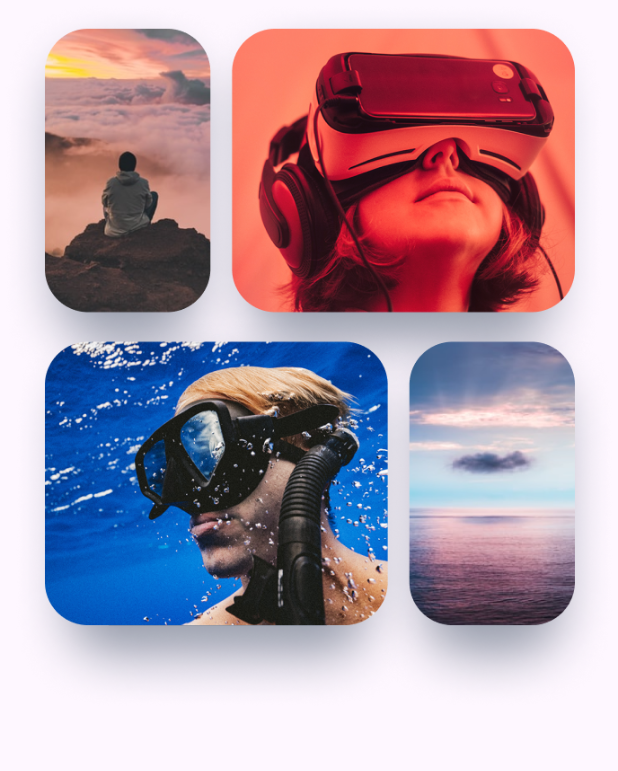
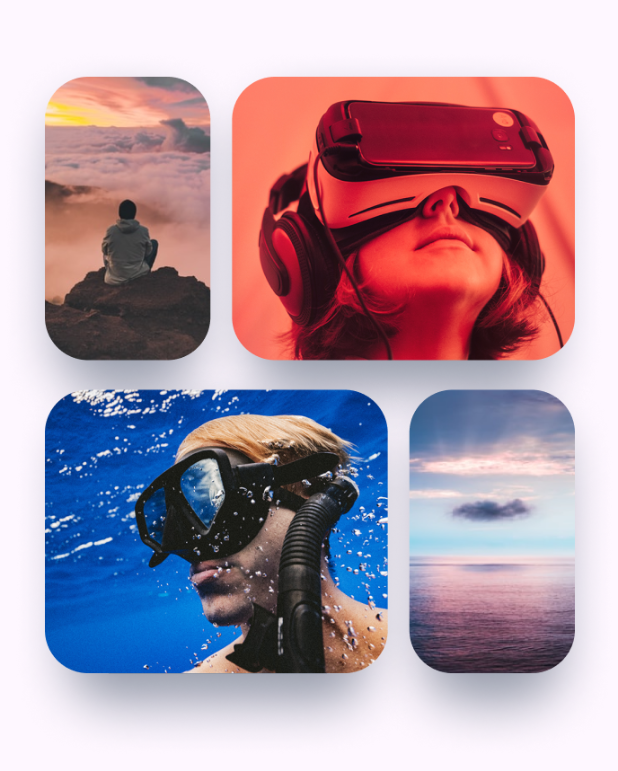
Before and after one commit to aminesmkhani/blog-apk, a Flutter app: the screen it shows after launch, on a phone screen of 412 x 824 dp. Shown: the top 771 px of the screen. Run offline on Flutter 3.47's test engine with Material 3 defaults, Android fonts, the phone set to English and light mode, and no system bars; our stand-ins replace carousel_slider, dotted_border, flutter_svg, vector_graphics.

Commit message:
add padding onboarding image!

```diff
--- a/lib/onboarding.dart
+++ b/lib/onboarding.dart
@@ -9,7 +9,10 @@ class OnBoardingScreen extends StatelessWidget {
     return Scaffold(
       body: Column(
         children: [
-          Assets.img.background.onboarding.image(),
+          Padding(
+            padding: const EdgeInsets.only(top: 32,bottom: 32),
+            child: Assets.img.background.onboarding.image(),
+          ),
         ],
       ),
     );
```
